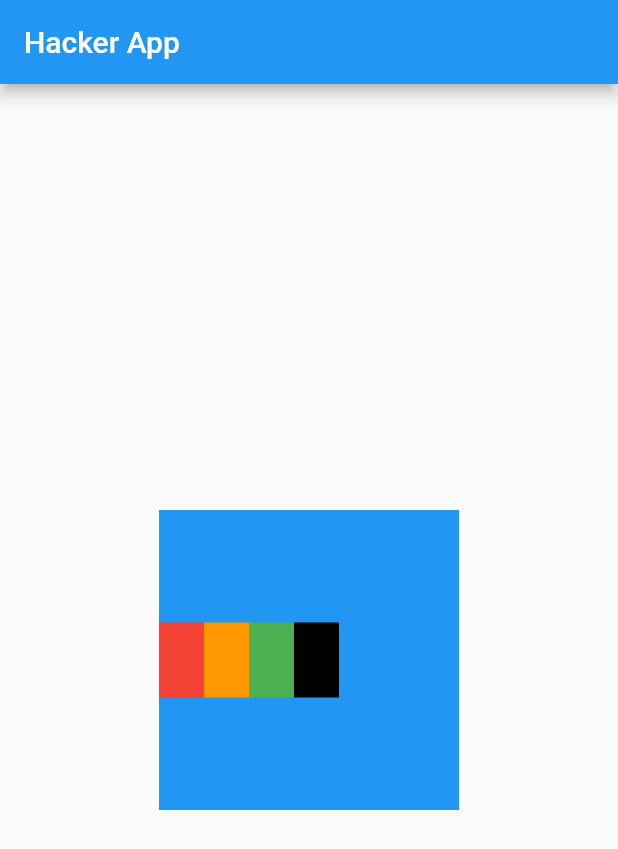
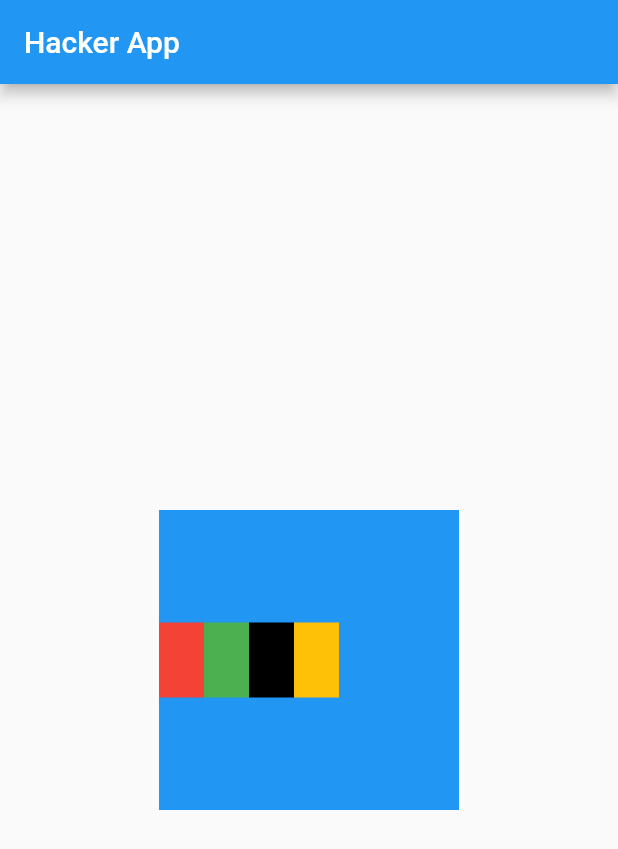
Before and after one commit to Youssefguba/flutter_beginner_course_project, a Flutter app: the screen it shows after launch, on a phone screen of 412 x 824 dp. Shown: the top 849 px of the screen. Run offline on Flutter 3.47's test engine with Material 2 defaults, Android fonts, the phone set to English and light mode, and no system bars.

Commit message:
Extract Methods.

```diff
--- a/lib/main.dart
+++ b/lib/main.dart
@@ -25,26 +25,10 @@ class MyFirstApp extends StatelessWidget {
               mainAxisAlignment: MainAxisAlignment.start,
               crossAxisAlignment: CrossAxisAlignment.center,
               children: [
-                Container(
-                  height: heightOfContainer,
-                  width: widthOfContainer,
-                  color: Colors.red,
-                ),
-                Container(
-                  height: heightOfContainer,
-                  width: widthOfContainer,
-                  color: Colors.orange,
-                ),
-                Container(
-                  height: heightOfContainer,
-                  width: widthOfContainer,
-                  color: Colors.green,
-                ),
-                Container(
-                  height: heightOfContainer,
-                  width: widthOfContainer,
-                  color: Colors.black,
-                ),
+                buildContainer(Colors.red),
+                buildContainer(Colors.green),
+                buildContainer(Colors.black),
+                buildContainer(Colors.amber),
               ],
             ),
           ),
@@ -52,4 +36,12 @@ class MyFirstApp extends StatelessWidget {
       ),
     );
   }
+
+  Container buildContainer(Color color) {
+    return Container(
+      height: heightOfContainer,
+      width: widthOfContainer,
+      color: color,
+    );
+  }
 }
```
